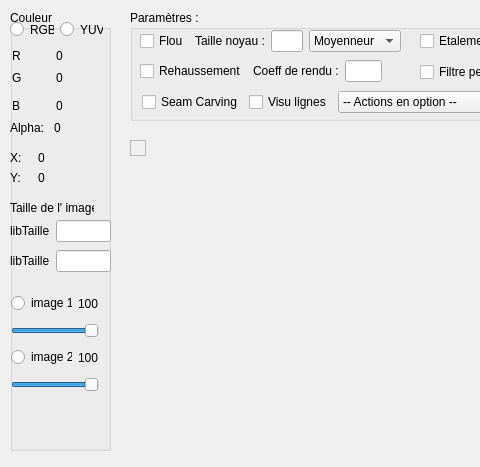
Qt form Basma/image1/picdisplay.ui (LilyOfTheWest/image) before a commit; both pictures show x 0 to 480 and y 0 to 467 of the 933 by 467 pixel window.
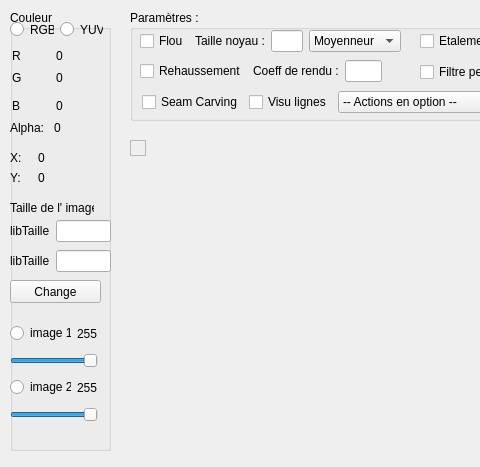
The same form after that commit.

Commit message: Message d'erreurs pour resize image

What changed in the file:
```diff
--- a/Basma/image1/picdisplay.ui
+++ b/Basma/image1/picdisplay.ui
@@ -296,8 +296,8 @@
    <widget class="QWidget" name="layoutWidget">
     <property name="geometry">
      <rect>
-      <x>1</x>
-      <y>280</y>
+      <x>0</x>
+      <y>310</y>
       <width>88</width>
       <height>102</height>
      </rect>
@@ -315,7 +315,7 @@
        <item>
         <widget class="QLabel" name="val_alpha_img1">
          <property name="text">
-          <string>100</string>
+          <string>255</string>
          </property>
         </widget>
        </item>
@@ -324,10 +324,10 @@
      <item>
       <widget class="QSlider" name="horizontalSlider_img1">
        <property name="maximum">
-        <number>100</number>
+        <number>255</number>
        </property>
        <property name="value">
-        <number>100</number>
+        <number>255</number>
        </property>
        <property name="orientation">
         <enum>Qt::Horizontal</enum>
@@ -346,7 +346,7 @@
        <item>
         <widget class="QLabel" name="val_alpha_img2">
          <property name="text">
-          <string>100</string>
+          <string>255</string>
          </property>
         </widget>
        </item>
@@ -355,10 +355,10 @@
      <item>
       <widget class="QSlider" name="horizontalSlider_img2">
        <property name="maximum">
-        <number>100</number>
+        <number>255</number>
        </property>
        <property name="value">
-        <number>100</number>
+        <number>255</number>
        </property>
        <property name="orientation">
         <enum>Qt::Horizontal</enum>
@@ -367,6 +367,19 @@
      </item>
     </layout>
    </widget>
+   <widget class="QPushButton" name="pushButtonResize">
+    <property name="geometry">
+     <rect>
+      <x>0</x>
+      <y>270</y>
+      <width>91</width>
+      <height>23</height>
+     </rect>
+    </property>
+    <property name="text">
+     <string>Change</string>
+    </property>
+   </widget>
    <zorder>layoutWidget</zorder>
    <zorder>layoutWidget</zorder>
    <zorder>layoutWidget</zorder>
```
Left out of the diff: 3 changed lines with no effect on the pictures. The commit also changes 13 other files.
